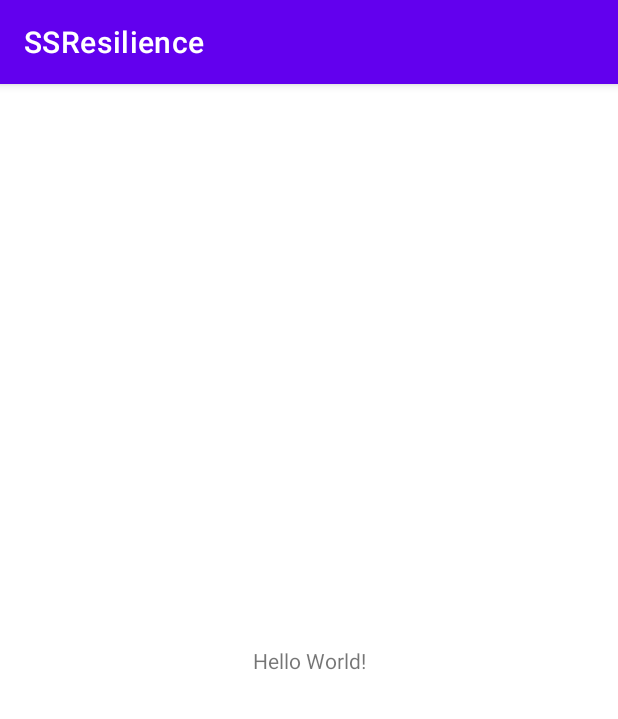
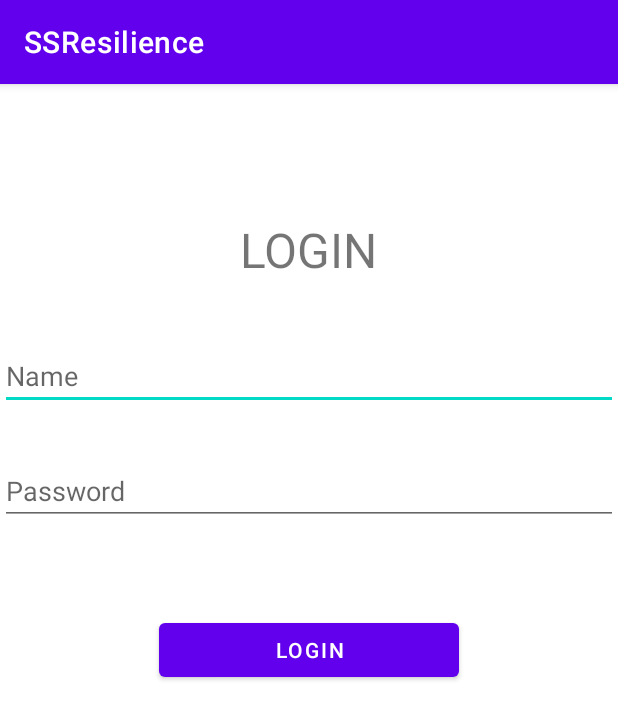
Before and after one commit to LoizosAristeidis/ssresilienceapp, an Android app: the screen it shows after launch (MainActivity), on a phone screen of 412 x 824 dp. Shown: the top 719 px of the screen. Run offline under Robolectric (Android 15) with nearby library versions, the light colour scheme and no system bars.

Commit message:
initialize login functionality

```diff
--- a/app/src/main/res/layout/activity_main.xml
+++ b/app/src/main/res/layout/activity_main.xml
@@ -9,10 +9,70 @@
     <TextView
             android:layout_width="wrap_content"
             android:layout_height="wrap_content"
-            android:text="Hello World!"
+            android:text="@string/login"
             app:layout_constraintBottom_toBottomOf="parent"
             app:layout_constraintLeft_toLeftOf="parent"
             app:layout_constraintRight_toRightOf="parent"
-            app:layout_constraintTop_toTopOf="parent"/>
+            app:layout_constraintTop_toTopOf="parent" app:layout_constraintVertical_bias="0.122"
+            android:id="@+id/login"
+            android:textSize="32sp"/>
+
+    <EditText
+            android:layout_width="match_parent"
+            android:layout_height="wrap_content"
+            android:inputType="textPersonName"
+            android:text=""
+            android:ems="10"
+            android:id="@+id/login_email"
+            app:layout_constraintTop_toBottomOf="@+id/login"
+            app:layout_constraintBottom_toBottomOf="parent" app:layout_constraintVertical_bias="0.068"
+            app:layout_constraintStart_toStartOf="parent" app:layout_constraintEnd_toEndOf="parent"
+            tools:ignore="TextFields"
+            android:autofillHints="E-mail"
+            android:hint="@string/login_name"/>
+
+    <EditText
+            android:layout_width="match_parent"
+            android:layout_height="wrap_content"
+            android:inputType="textPassword"
+            android:ems="10"
+            android:id="@+id/login_password"
+            app:layout_constraintTop_toBottomOf="@+id/login_email"
+            app:layout_constraintBottom_toBottomOf="parent" app:layout_constraintVertical_bias="0.062"
+            app:layout_constraintStart_toStartOf="parent" app:layout_constraintEnd_toEndOf="parent"
+            android:autofillHints="Password"
+            android:hint="@string/password"/>
+
+    <LinearLayout
+            android:id="@+id/linearLayout1"
+            android:layout_width="match_parent"
+            android:layout_height="wrap_content"
+            android:orientation="horizontal"
+            android:gravity="center_horizontal"
+            android:padding="6dp"
+            android:weightSum="2"
+            app:layout_constraintTop_toBottomOf="@+id/login_password"
+            app:layout_constraintBottom_toBottomOf="parent" app:layout_constraintEnd_toEndOf="parent"
+            app:layout_constraintStart_toStartOf="parent" app:layout_constraintHorizontal_bias="0.0"
+            app:layout_constraintVertical_bias="0.129">
+
+        <Button
+                android:id="@+id/login_btn"
+                android:layout_width="0dp"
+                android:layout_height="match_parent"
+                android:text="@string/login"
+                android:paddingLeft="8dp"
+                android:paddingRight="8dp"
+                android:layout_weight="1"/>
+
+    </LinearLayout>
+
+    <!--    <Button-->
+<!--            android:text="Button"-->
+<!--            android:layout_width="0dp"-->
+<!--            android:layout_height="match_parent"-->
+<!--            android:id="@+id/button"-->
+<!--            tools:layout_editor_absoluteX="160dp" app:layout_constraintTop_toBottomOf="@+id/editTextTextPassword"-->
+<!--            app:layout_constraintBottom_toBottomOf="parent" app:layout_constraintVertical_bias="0.178"/>-->
 
 </androidx.constraintlayout.widget.ConstraintLayout>
--- a/app/src/main/res/values/strings.xml
+++ b/app/src/main/res/values/strings.xml
@@ -1,3 +1,6 @@
 <resources>
     <string name="app_name">SSResilience</string>
+    <string name="login">LOGIN</string>
+    <string name="login_name">Name</string>
+    <string name="password">Password</string>
 </resources>
```
